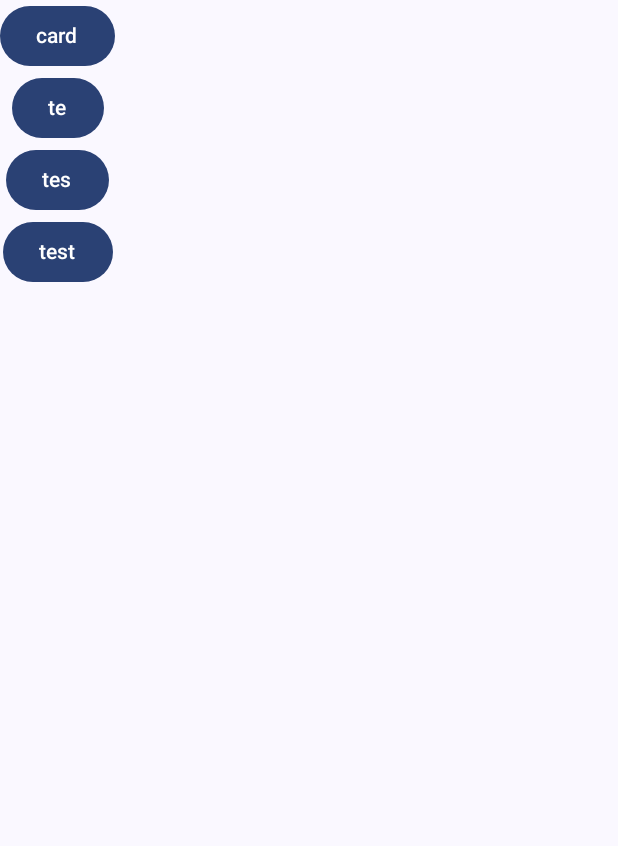
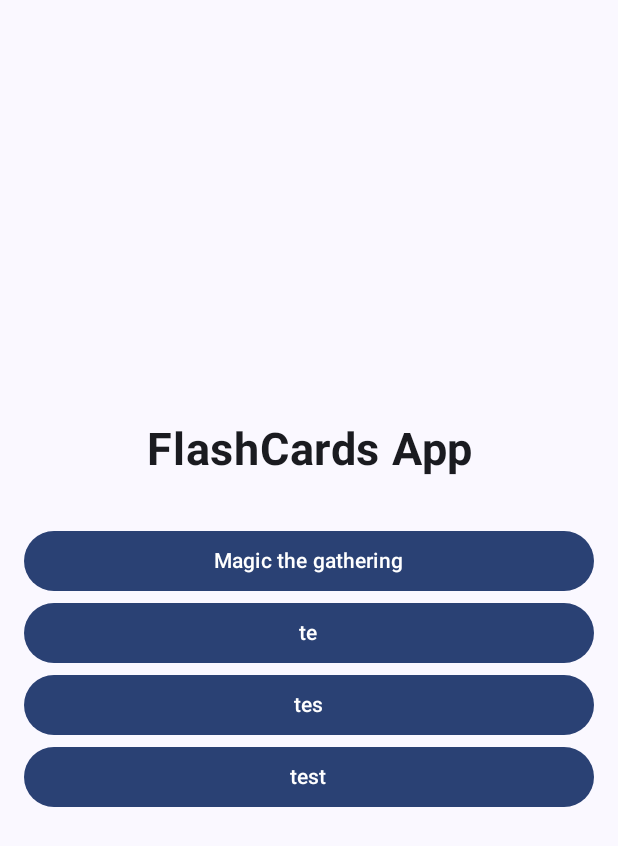
Before and after one commit to touama-richard/Android-Tp-Flashcards, an Android app built with Jetpack Compose: the screen it shows after launch (MainActivity), on a phone screen of 412 x 824 dp. Shown: the top 846 px of the screen. Run offline under Robolectric (Android 15) with nearby library versions, the phone set to English and light mode, and no system bars.

Commit message:
ajout fonctionnel

```diff
--- a/TP - Flashcards/app/src/main/java/com/example/tp_flashcard/AppNavHost.kt
+++ b/TP - Flashcards/app/src/main/java/com/example/tp_flashcard/AppNavHost.kt
@@ -1,24 +1,24 @@
 package com.example.tp_flashcard
 
-import android.service.autofill.OnClickAction
-import androidx.compose.foundation.clickable
 import androidx.compose.foundation.layout.Arrangement
 import androidx.compose.foundation.layout.Column
+import androidx.compose.foundation.layout.Spacer
+import androidx.compose.foundation.layout.fillMaxSize
 import androidx.compose.foundation.layout.fillMaxWidth
+import androidx.compose.foundation.layout.height
 import androidx.compose.foundation.layout.padding
 import androidx.compose.foundation.layout.safeDrawingPadding
 import androidx.compose.foundation.layout.statusBarsPadding
 import androidx.compose.foundation.rememberScrollState
 import androidx.compose.foundation.verticalScroll
 import androidx.compose.material3.Button
-import androidx.compose.material3.ButtonDefaults
-import androidx.compose.material3.MaterialTheme.colorScheme
 import androidx.compose.material3.Text
-import androidx.compose.material3.TextButton
 import androidx.compose.runtime.Composable
 import androidx.compose.ui.Alignment
 import androidx.compose.ui.Modifier
-import androidx.compose.ui.res.stringResource
+import androidx.compose.ui.text.font.FontWeight
+import androidx.compose.ui.text.style.TextAlign
+import androidx.compose.ui.unit.dp
 import androidx.compose.ui.unit.sp
 import androidx.navigation.compose.NavHost
 import androidx.navigation.compose.composable
@@ -26,27 +26,21 @@ import androidx.navigation.compose.rememberNavController
 import com.example.tp_flashcard.model.FlashCardCategory
 
 @Composable
-fun AppNavHost ( homeViewModel : HomeViewModel ) {
+fun AppNavHost ( homeViewModel : HomeViewModel, flashcardViewModel : FlashcardViewModel ) {
     val navController = rememberNavController()
 
     fun move(): (FlashCardCategory) -> Unit = { flash -> navController.navigate(flash.name)}
+    fun menu(): () -> Unit = {  navController.navigate("home")}
 
-    NavHost ( navController , startDestination = " home ") {
-        composable (" home ") {
+    NavHost ( navController , startDestination = "home") {
+        composable ("home") {
             HomeScreen ( homeViewModel = homeViewModel, onCategoryClick = move()  /** ... **/)
         }
-        //changer nom en id
-        composable("card") {
-            Text("Card")
-        }
-        composable("te") {
-            Text("te")
-        }
-        composable("tes") {
-            Text("tes")
-        }
-        composable("test") {
-            Text("test")
+        for (cat in homeViewModel.categories) {
+            composable(cat.name) {
+                flashcardViewModel.loadCards(cat.id)
+                FlashcardScreen(flashcardViewModel, onFinished = menu())
+            }
         }
     }
 }
@@ -58,15 +52,27 @@ fun HomeScreen(
 ) {
     Column(
         modifier = Modifier
+            .fillMaxSize()
+            .padding(16.dp)
             .statusBarsPadding()
             .verticalScroll(rememberScrollState())
             .safeDrawingPadding(),
         verticalArrangement = Arrangement.Center,
         horizontalAlignment = Alignment.CenterHorizontally
     ) {
+        Text(
+            "FlashCards App",
+            fontSize = 30.sp,
+            fontWeight = FontWeight.Bold,
+            textAlign = TextAlign.Center
+        )
+
+        Spacer(modifier = Modifier.height(32.dp))
+
         for (cat in homeViewModel.categories) {
             Button(
-                modifier = Modifier,
+                modifier = Modifier
+                    .fillMaxWidth(),
                 onClick = { onCategoryClick(cat) }
             ) {
                 Text(
@@ -76,8 +82,3 @@ fun HomeScreen(
         }
     }
 }
-
-@Composable
-fun FlashcardScreen(homeViewModel : HomeViewModel) {
-
-}
--- a/TP - Flashcards/app/src/main/java/com/example/tp_flashcard/FlashCardRepository.kt
+++ b/TP - Flashcards/app/src/main/java/com/example/tp_flashcard/FlashCardRepository.kt
@@ -4,17 +4,66 @@ import com.example.tp_flashcard.model.FlashCard
 import com.example.tp_flashcard.model.FlashCardCategory
 
 object FlashCardRepository {
-    // Singleton providing flashcard data
-
-    // List of categories available in the app
     val categories : List <FlashCardCategory> = listOf (
-        FlashCardCategory(1, "card"),
+        FlashCardCategory(1, "Magic the gathering"),
         FlashCardCategory(2, "te"),
         FlashCardCategory(3, "tes"),
         FlashCardCategory(4, "test"),
     )
-    // List of flashcards with references to categories
+
     val flashcards : List <FlashCard> = listOf (
-    // ...
+        FlashCard(1,
+            1,
+            "Qu’est-ce qu’un sort dans Magic: The Gathering ?",
+            "Un sort est toute carte qu’un joueur lance depuis sa main (créature, éphémère, rituel, artefact, enchantement, planeswalker). Les terrains ne sont pas des sorts."),
+        FlashCard(2,
+            1,
+            "Comment produit-on du mana ?",
+            "On produit du mana en engageant (tapant) des terrains comme les forêts, îles, marais, montagnes ou plaines. Certains artefacts ou capacités peuvent aussi produire du mana."),
+        FlashCard(3,
+            1,
+            "Que signifie “engager” une carte ?",
+            "Engager une carte signifie la tourner de 90 degrés pour montrer qu’elle a été utilisée (souvent pour attaquer ou produire du mana)."),
+        FlashCard(4,
+            1,
+            "Quand peut-on jouer un éphémère ?",
+            "À presque n’importe quel moment, y compris pendant le tour de l’adversaire, tant qu’on a la priorité et le mana nécessaire."),
+        FlashCard(5,
+            1,
+            "Quelle est la différence entre une capacité déclenchée et une capacité activée ?",
+            "Une capacité déclenchée commence par \"Quand\", \"À chaque fois que\", ou \"Si\" et se déclenche automatiquement. Une capacité activée utilise un coût suivi de \":\" et peut être activée à volonté si le coût est payé."),
+        FlashCard(6,
+            1,
+            "Combien de phases a un tour dans Magic ?",
+            "Un tour comprend 5 phases :\n" +
+                    "Début du tour (entretien + pioche)\n" +
+                    "Phase principale\n" +
+                    "Phase de combat\n" +
+                    "Seconde phase principale\n" +
+                    "Fin du tour\n"),
+        FlashCard(7,
+            1,
+            "Que se passe-t-il si deux créatures s'infligent des blessures mortelles en combat ?",
+            "Les deux créatures meurent en même temps, à moins qu’une capacité ne les empêche de mourir (comme l’indestructible ou la protection)."),
+        FlashCard(8,
+            1,
+            "Peut-on bloquer une créature avec plusieurs créatures ?",
+            "Oui. Le joueur défenseur peut assigner plusieurs bloqueurs à une seule créature attaquante. L’attaquant choisit ensuite l’ordre dans lequel les bloqueurs subiront les blessures."),
+        FlashCard(9,
+            1,
+            "Qu’est-ce que la pile (“stack”) ?",
+            "La pile est un système de résolution des sorts et capacités : le dernier sort joué est le premier à être résolu (LIFO – Last In, First Out)."),
+        FlashCard(10,
+            1,
+            "Peut-on jouer plusieurs terrains par tour ?",
+            "Non. Un joueur peut poser un seul terrain par tour, sauf effet contraire d’une carte (ex : \"Exploration\")."),
+        FlashCard(11,
+            2,"question t2","r t2"),
+        FlashCard(12,
+            3,"question t3","r t3"),
+        FlashCard(13,
+            4,"question t4","r t4"),
+        FlashCard(14,
+            4,"question t4","r t4"),
     )
 }
--- a/TP - Flashcards/app/src/main/java/com/example/tp_flashcard/HomeViewModel.kt
+++ b/TP - Flashcards/app/src/main/java/com/example/tp_flashcard/HomeViewModel.kt
@@ -19,6 +19,4 @@ class HomeViewModel: ViewModel() {
         flashcarduistate = FlashcardUiState(0,flashcards)
     }
 
-
-
 }
--- a/TP - Flashcards/app/src/main/java/com/example/tp_flashcard/MainActivity.kt
+++ b/TP - Flashcards/app/src/main/java/com/example/tp_flashcard/MainActivity.kt
@@ -15,15 +15,13 @@ import androidx.compose.foundation.layout.padding
 import androidx.compose.foundation.layout.safeDrawing
 import androidx.compose.foundation.layout.windowInsetsPadding
 import androidx.compose.material3.Scaffold
-import androidx.compose.material3.Text
-import androidx.compose.runtime.Composable
 import androidx.compose.ui.Modifier
-import androidx.compose.ui.tooling.preview.Preview
 import com.example.tp_flashcard.ui.theme.TP_FlashcardTheme
 
 class MainActivity : ComponentActivity() {
 
     private val homeViewModel : HomeViewModel by viewModels()
+    private val flashcardViewModel : FlashcardViewModel by viewModels()
 
     override fun onCreate(savedInstanceState: Bundle?) {
         super.onCreate(savedInstanceState)
@@ -38,7 +36,8 @@ class MainActivity : ComponentActivity() {
                             .consumeWindowInsets(innerPadding)
                             .windowInsetsPadding(WindowInsets.safeDrawing.only(WindowInsetsSides.Horizontal + WindowInsetsSides.Vertical)),
                     ) {
-                        AppNavHost(homeViewModel = homeViewModel)
+                        AppNavHost(homeViewModel = homeViewModel,
+                            flashcardViewModel = flashcardViewModel)
                     }
                 }
             }
--- a/TP - Flashcards/app/src/main/java/com/example/tp_flashcard/model/FlashCard.kt
+++ b/TP - Flashcards/app/src/main/java/com/example/tp_flashcard/model/FlashCard.kt
@@ -2,7 +2,7 @@ package com.example.tp_flashcard.model
 
 data class FlashCard (
     val id: Int,                        // Unique identifier for the card
-    val idCategory: FlashCardCategory,  // Identifier for the category this card belongs to
+    val idCategory: Int,                // Identifier for the category this card belongs to
     val question: String,               // Text of the question shown to the user
     val answer: String                  // Text of the answer revealed after flipping the card
 )
--- a/TP - Flashcards/app/src/main/java/com/example/tp_flashcard/model/FlashCardCategory.kt
+++ b/TP - Flashcards/app/src/main/java/com/example/tp_flashcard/model/FlashCardCategory.kt
@@ -1,6 +1,5 @@
 package com.example.tp_flashcard.model
 
-// Represents a category grouping multiple flashcards
 data class FlashCardCategory (
     val id: Int,        // Unique identifier for the category
     val name: String    // Display name of the category
--- a/TP - Flashcards/app/src/main/java/com/example/tp_flashcard/model/FlashcardUiState.kt
+++ b/TP - Flashcards/app/src/main/java/com/example/tp_flashcard/model/FlashcardUiState.kt
@@ -1,7 +1,7 @@
 package com.example.tp_flashcard.model
 
 data class FlashcardUiState(
-    val indexCard: Int = -1,                                    //L’index de la carte actuellement affichée.
-    val cardsPractice: List<FlashCard> = mutableListOf(),       // La liste des cartes à réviser.
-    val finished: Boolean = indexCard >= cardsPractice.count()  // Un indicateur booléen indiquant si la session de révision est terminée.
+    var indexCard: Int = -1,                                    //L’index de la carte actuellement affichée.
+    var cardsPractice: List<FlashCard> = mutableListOf(),       // La liste des cartes à réviser.
+    var finished: Boolean = false                               // Un indicateur booléen indiquant si la session de révision est terminée.
 )
```
Also changed, not shown: TP - Flashcards/app/src/main/java/com/example/tp_flashcard/FlashCardScreen.kt (added, +120 -0 lines), TP - Flashcards/app/src/main/java/com/example/tp_flashcard/FlashcardViewModel.kt (+18 -13 lines).
